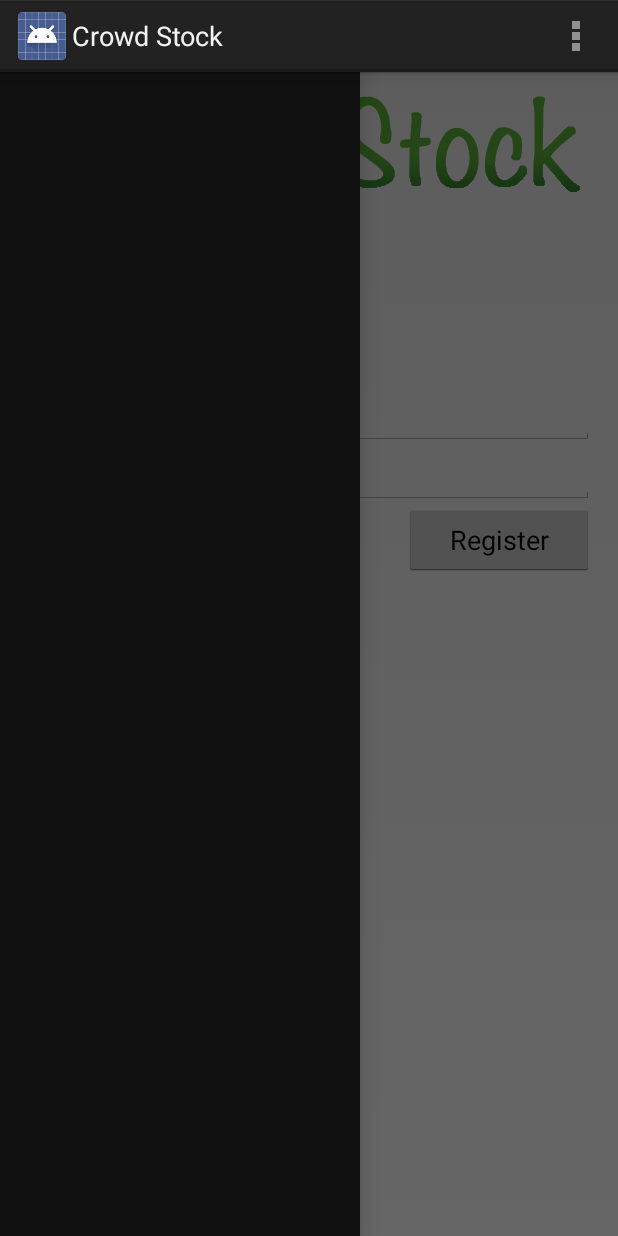
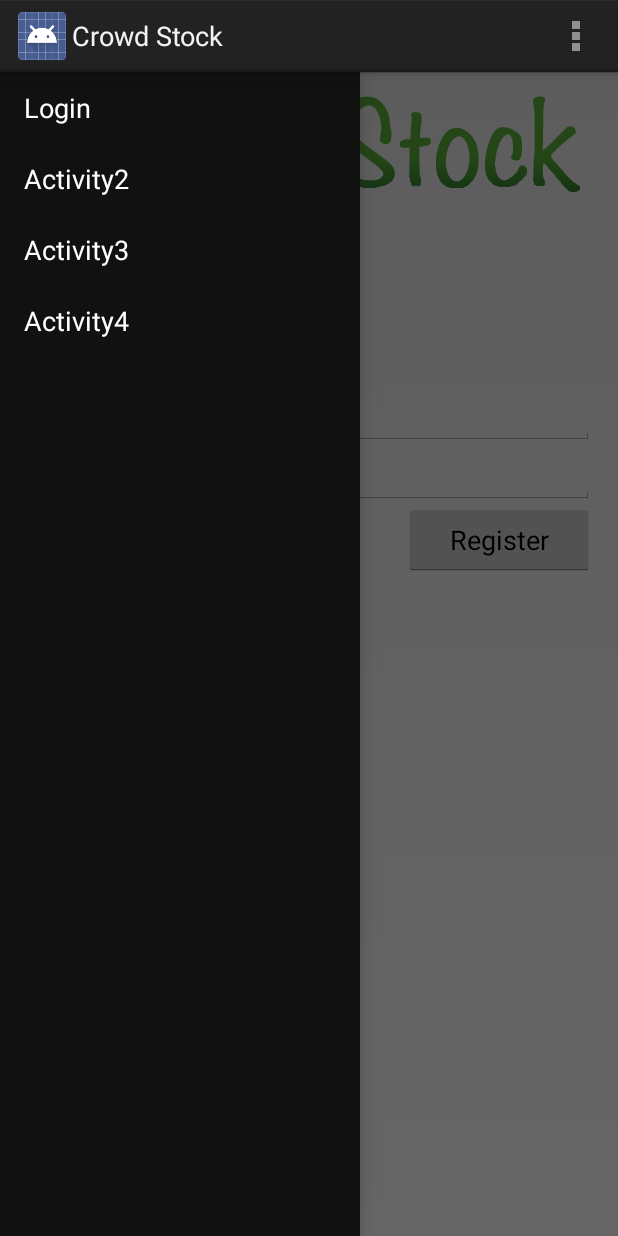
Before and after one commit to mcclayton/CrowdStock, an Android app: the screen it shows after launch (MainActivity), with the side drawer open, on a phone screen of 412 x 824 dp. Run offline under Robolectric (Android 15) with nearby library versions, the phone set to English and light mode, and no system bars.

Commit message:
Added navigation drawer list item xml file and placeholder list items.

```diff
--- a/Android/app/src/main/java/com/crowdstock/app/main/MainActivity.java
+++ b/Android/app/src/main/java/com/crowdstock/app/main/MainActivity.java
@@ -4,8 +4,11 @@ import android.app.Activity;
 import android.os.Bundle;
 import android.os.Handler;
 import android.os.Looper;
+import android.support.v4.widget.DrawerLayout;
 import android.view.Menu;
 import android.view.MenuItem;
+import android.widget.ArrayAdapter;
+import android.widget.ListView;
 import android.widget.TextView;
 import android.widget.Toast;
 
@@ -20,6 +23,14 @@ public class MainActivity extends Activity {
     protected void onCreate(Bundle savedInstanceState) {
         super.onCreate(savedInstanceState);
         setContentView(R.layout.activity_main);
+
+        DrawerLayout mDrawerLayout = (DrawerLayout) findViewById(R.id.drawer_layout);
+        ListView mDrawerList = (ListView) findViewById(R.id.left_drawer);
+
+        // Set the adapter for the list view
+        String[] activityNames = {"Login", "Activity2", "Activity3", "Activity4"};
+        mDrawerList.setAdapter(new ArrayAdapter<String>(this,
+                R.layout.drawer_list_item, activityNames));
     }
 
 
--- /dev/null
+++ b/Android/app/src/main/res/layout/drawer_list_item.xml
@@ -0,0 +1,11 @@
+<TextView xmlns:android="http://schemas.android.com/apk/res/android"
+    android:id="@android:id/text1"
+    android:layout_width="match_parent"
+    android:layout_height="wrap_content"
+    android:textAppearance="?android:attr/textAppearanceListItemSmall"
+    android:gravity="center_vertical"
+    android:paddingLeft="16dp"
+    android:paddingRight="16dp"
+    android:textColor="#fff"
+    android:background="?android:attr/activatedBackgroundIndicator"
+    android:minHeight="?android:attr/listPreferredItemHeightSmall"/>
```
